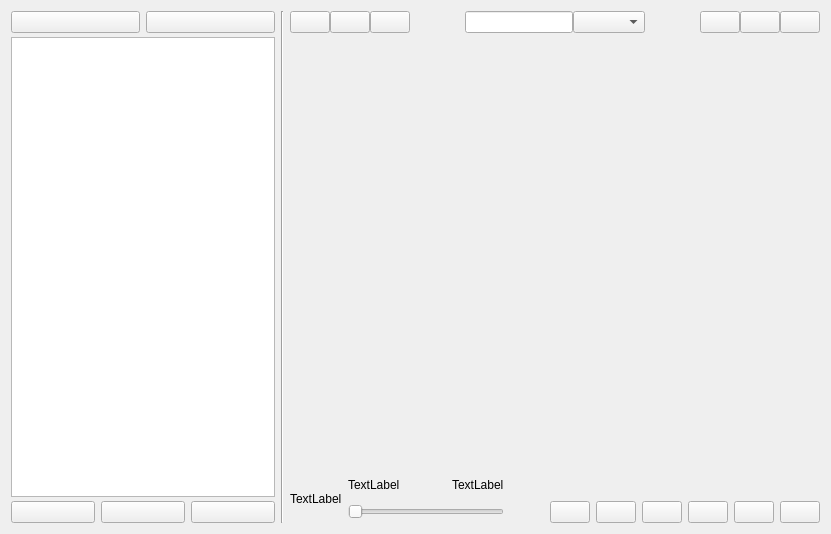
This is UPlayer/UPlayer.ui in crablet/UPlayer as Qt 5 draws it before an edit. The edited form follows.
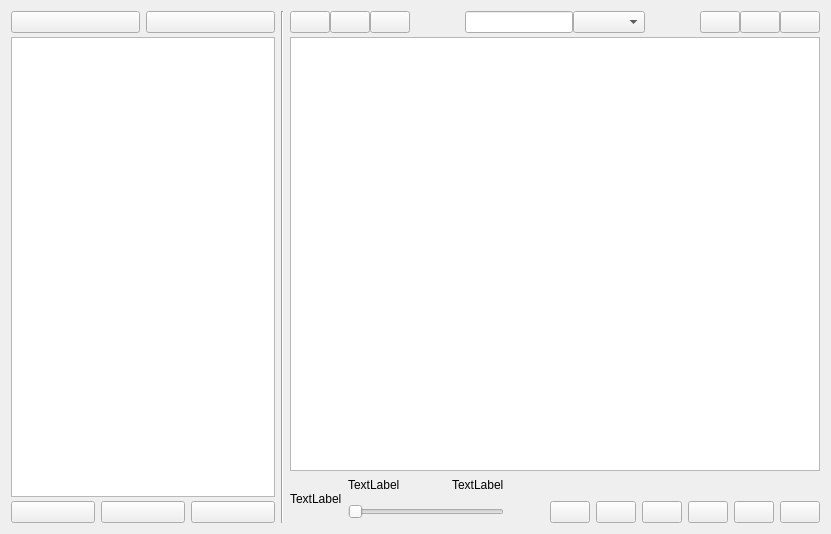
This is the edited form. Icons and pictures are not drawn.

Diff of the .ui file:
```diff
--- a/UPlayer/UPlayer.ui
+++ b/UPlayer/UPlayer.ui
@@ -309,17 +309,7 @@
         </widget>
        </item>
        <item>
-        <spacer name="verticalSpacer">
-         <property name="orientation">
-          <enum>Qt::Vertical</enum>
-         </property>
-         <property name="sizeHint" stdset="0">
-          <size>
-           <width>20</width>
-           <height>40</height>
-          </size>
-         </property>
-        </spacer>
+        <widget class="QListWidget" name="SongCandidateList"/>
        </item>
        <item>
         <widget class="QGroupBox" name="groupBox_6">
```
